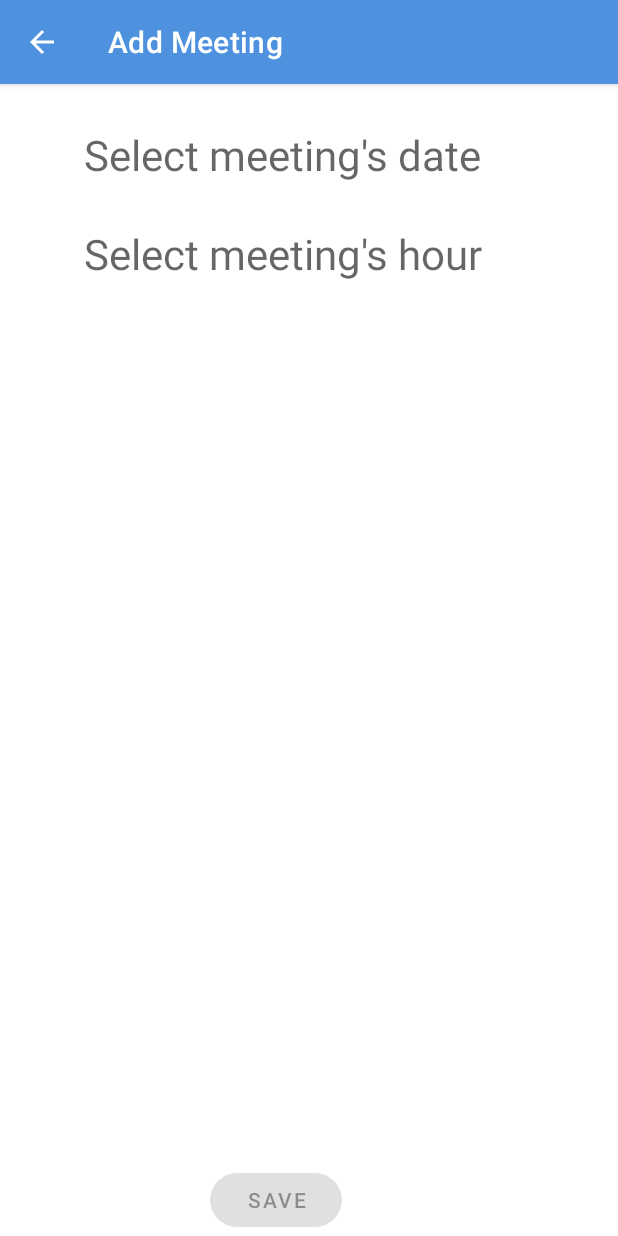
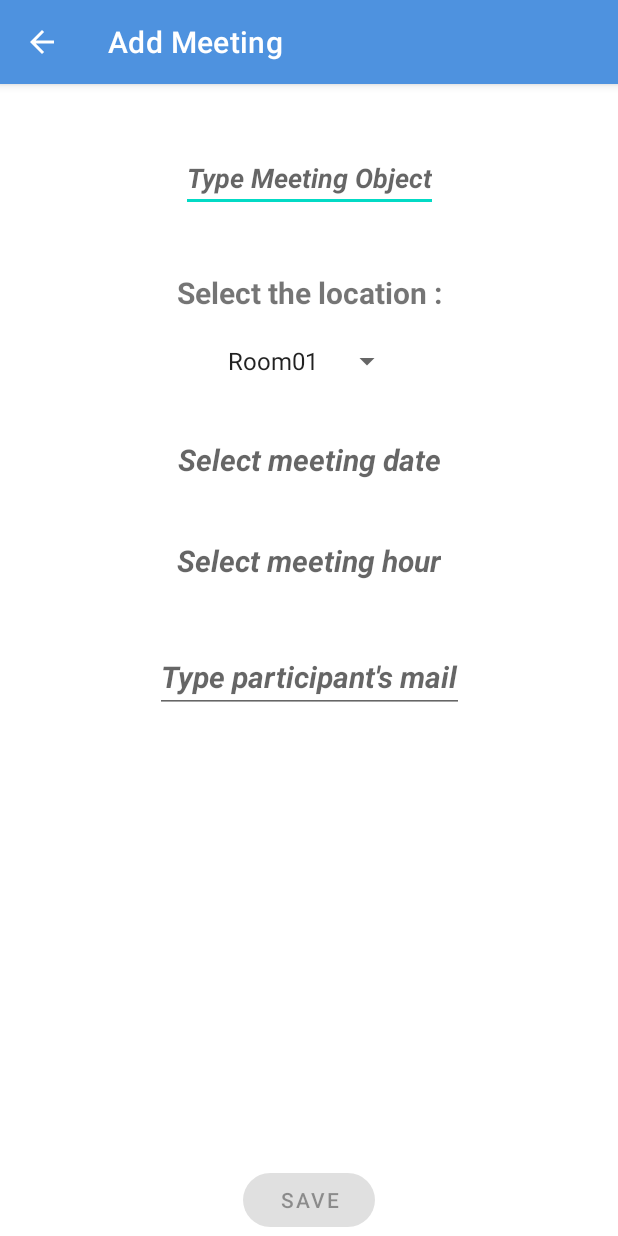
Before and after one commit to Strickle/MaReu, an Android app: the AddMeetingActivity screen opened directly, with no data from a screen before it, on a phone screen of 412 x 824 dp. Run offline under Robolectric (Android 15) with nearby library versions, the phone set to English and light mode, and no system bars.

Commit message:
add timepicker dialog

```diff
--- a/app/src/main/java/com/nounapps/mareu/service/DummyMeetingGenerator.java
+++ b/app/src/main/java/com/nounapps/mareu/service/DummyMeetingGenerator.java
@@ -7,6 +7,8 @@ import java.util.Date;
 import java.util.List;
 
 public abstract class DummyMeetingGenerator {
+
+
     public static List<Meeting> getDummyMeetings() {
         return DUMMY_MEETINGS;
     }
--- a/app/src/main/java/com/nounapps/mareu/ui/meeting_list/AddMeetingActivity.java
+++ b/app/src/main/java/com/nounapps/mareu/ui/meeting_list/AddMeetingActivity.java
@@ -2,26 +2,37 @@ package com.nounapps.mareu.ui.meeting_list;
 
 import androidx.appcompat.app.AppCompatActivity;
 import android.app.DatePickerDialog;
+import android.app.TimePickerDialog;
 import android.graphics.Color;
 import android.graphics.drawable.ColorDrawable;
 import android.os.Bundle;
+import android.renderscript.ScriptGroup;
 import android.view.View;
+import android.widget.ArrayAdapter;
 import android.widget.DatePicker;
+import android.widget.Spinner;
+import android.widget.TimePicker;
 
+import com.nounapps.mareu.R;
 import com.nounapps.mareu.databinding.ActivityAddMeetingBinding;
+import com.nounapps.mareu.model.Meeting;
+import com.nounapps.mareu.service.MeetingApiService;
+
+import java.sql.Time;
 import java.util.Calendar;
-
+import java.util.Timer;
 
 
 public class AddMeetingActivity extends AppCompatActivity {
 
 
+    private ActivityAddMeetingBinding binding;
+    private MeetingApiService mMeetingApiService;
 
-    private ActivityAddMeetingBinding binding;
+    private DatePickerDialog.OnDateSetListener onDateSetListener;
+    private TimePickerDialog.OnTimeSetListener onTimeSetListener;
 
 
-    private DatePickerDialog.OnDateSetListener onDateSetListener;
-    private DatePickerDialog.OnDateSetListener onHourSetListener;
 
     @Override
     protected void onCreate(Bundle savedInstanceState) {
@@ -30,7 +41,18 @@ public class AddMeetingActivity extends AppCompatActivity {
         setContentView(binding.getRoot());
         getSupportActionBar().setDisplayHomeAsUpEnabled(true);
 
-        binding.tvDate.setOnClickListener(new View.OnClickListener() {
+
+        /** Array Adapter **/
+        Spinner spinner = (Spinner) findViewById(R.id.sMeetingRoom);
+// Create an ArrayAdapter using the string array and a default spinner layout
+        ArrayAdapter<CharSequence> adapter = ArrayAdapter.createFromResource(this,
+                R.array.meetings_room_array, android.R.layout.simple_spinner_item);
+// Specify the layout to use when the list of choices appears
+        adapter.setDropDownViewResource(android.R.layout.simple_spinner_dropdown_item);
+// Apply the adapter to the spinner
+        spinner.setAdapter(adapter);
+
+        binding.tvMeetingDate.setOnClickListener(new View.OnClickListener() {
             @Override
             public void onClick(View v) {
                 Calendar cal = Calendar.getInstance();
@@ -42,22 +64,26 @@ public class AddMeetingActivity extends AppCompatActivity {
                         AddMeetingActivity.this,
                         android.R.style.Theme_Holo_Light_Dialog_MinWidth,
                         onDateSetListener,
-                        year,month,day);
+                        year, month, day);
                 datePickerDialog.getWindow().setBackgroundDrawable(new ColorDrawable(Color.TRANSPARENT));
                 datePickerDialog.show();
-
-//                onDateSetListener = new DatePickerDialog.OnDateSetListener() {
-//                    @Override
-//                    public void onDateSet(DatePicker view, int year, int month, int dayOfMonth) {
-//
-//                    }
-//                }
-
-
             }
         });
+        binding.tvMeetingHour.setOnClickListener(new View.OnClickListener() {
+            @Override
+            public void onClick(View v) {
+                Calendar cal = Calendar.getInstance();
+                int hour = cal.get(Calendar.HOUR);
+                int minute = cal.get(Calendar.MINUTE);
 
-
-
+                TimePickerDialog timePickerDialog = new TimePickerDialog(
+                        AddMeetingActivity.this,
+                        android.R.style.Theme_Holo_Light_Dialog_MinWidth,
+                        onTimeSetListener,
+                        hour,minute,true);
+                timePickerDialog.getWindow().setBackgroundDrawable(new ColorDrawable(Color.TRANSPARENT));
+                timePickerDialog.show();
+            }
+        });
     }
 }
--- a/app/src/main/res/layout/activity_add_meeting.xml
+++ b/app/src/main/res/layout/activity_add_meeting.xml
@@ -6,41 +6,91 @@
     android:layout_height="match_parent"
     tools:context=".ui.meeting_list.AddMeetingActivity">
 
-    <TextView
-        android:id="@+id/tvDate"
+    <EditText
+        android:id="@+id/tvObject"
         android:layout_width="wrap_content"
         android:layout_height="wrap_content"
-        android:layout_marginHorizontal="56dp"
-        android:layout_marginTop="28dp"
-        android:textSize="28dp"
-        android:hint="Select meeting's date"
+        android:layout_marginTop="40dp"
+        android:hint="Type Meeting Object"
+        android:textStyle="italic|bold"
+        app:layout_constraintEnd_toEndOf="parent"
         app:layout_constraintStart_toStartOf="parent"
         app:layout_constraintTop_toTopOf="parent">
+    </EditText>
+
+    <TextView
+        android:id="@+id/tvSelectRoom"
+        android:layout_width="wrap_content"
+        android:layout_height="wrap_content"
+        android:layout_marginTop="40dp"
+        android:text="Select the location :"
+        android:textSize="20sp"
+        android:textStyle="bold"
+        app:layout_constraintEnd_toEndOf="@+id/tvObject"
+        app:layout_constraintStart_toStartOf="@+id/tvObject"
+        app:layout_constraintTop_toBottomOf="@+id/tvObject">
 
     </TextView>
 
-    <TextView
-        android:id="@+id/tvHour"
+    <Spinner
+        android:id="@+id/sMeetingRoom"
         android:layout_width="wrap_content"
         android:layout_height="wrap_content"
-        android:layout_marginTop="28dp"
-        android:hint="Select meeting's hour"
-        android:textSize="28dp"
-        app:layout_constraintStart_toStartOf="@+id/tvDate"
-        app:layout_constraintTop_toBottomOf="@+id/tvDate">
+        android:layout_marginTop="20dp"
+        app:layout_constraintEnd_toEndOf="parent"
+        app:layout_constraintStart_toStartOf="parent"
+        app:layout_constraintTop_toBottomOf="@+id/tvSelectRoom">
 
+    </Spinner>
+
+    <TextView
+        android:id="@+id/tvMeetingDate"
+        android:layout_width="wrap_content"
+        android:layout_height="wrap_content"
+        android:layout_marginTop="40dp"
+        android:hint="Select meeting date"
+        android:textStyle="italic|bold"
+        android:textSize="20sp"
+        app:layout_constraintEnd_toEndOf="parent"
+        app:layout_constraintStart_toStartOf="parent"
+        app:layout_constraintTop_toBottomOf="@+id/sMeetingRoom">
     </TextView>
 
+    <TextView
+        android:id="@+id/tvMeetingHour"
+        android:layout_width="wrap_content"
+        android:layout_height="wrap_content"
+        android:layout_marginTop="40dp"
+        android:hint="Select meeting hour"
+        android:textStyle="italic|bold"
+        android:textSize="20sp"
+        app:layout_constraintEnd_toEndOf="parent"
+        app:layout_constraintStart_toStartOf="parent"
+        app:layout_constraintTop_toBottomOf="@+id/tvMeetingDate">
+    </TextView>
+
+    <EditText
+        android:id="@+id/tvParticipants"
+        android:layout_width="wrap_content"
+        android:layout_height="wrap_content"
+        android:layout_marginTop="40dp"
+        android:hint="Type participant's mail"
+        android:textSize="20sp"
+        android:textStyle="italic|bold"
+        app:layout_constraintEnd_toEndOf="parent"
+        app:layout_constraintStart_toStartOf="parent"
+        app:layout_constraintTop_toBottomOf="@+id/tvMeetingHour">
+
+    </EditText>
     <com.google.android.material.button.MaterialButton
         android:id="@+id/create"
         style="@style/Widget.MaterialComponents.Button"
         android:layout_width="wrap_content"
         android:layout_height="wrap_content"
-        android:layout_marginStart="140dp"
         android:enabled="false"
         android:text="Save"
         app:cornerRadius="20dp"
         app:layout_constraintBottom_toBottomOf="parent"
+        app:layout_constraintEnd_toEndOf="parent"
         app:layout_constraintStart_toStartOf="parent" />
-
 </androidx.constraintlayout.widget.ConstraintLayout>
--- a/app/src/main/res/layout/activity_list_item.xml
+++ b/app/src/main/res/layout/activity_list_item.xml
@@ -21,13 +21,13 @@
         android:layout_width="0dp"
         android:layout_height="wrap_content"
         android:layout_marginStart="12dp"
-        android:layout_marginEnd="12dp"
         android:maxLines="1"
         android:text="Réunion A - 14h00 - Peach"
         android:textColor="@color/black"
         android:textSize="14sp"
         android:textStyle="bold"
         app:layout_constraintBottom_toTopOf="@id/tv_participants"
+        app:layout_constraintEnd_toStartOf="@+id/item_list_delete_button"
         app:layout_constraintStart_toEndOf="@id/item_list_color_circle"
         app:layout_constraintTop_toTopOf="@+id/item_list_delete_button" />
 
@@ -36,11 +36,11 @@
         android:layout_width="0dp"
         android:layout_height="wrap_content"
         android:layout_marginStart="12dp"
-        android:layout_marginEnd="12dp"
         android:maxLines="1"
         android:text="maxime@lamzone.com, alex@lamzon.com"
         android:textSize="14sp"
         app:layout_constraintBottom_toBottomOf="@+id/item_list_delete_button"
+        app:layout_constraintEnd_toStartOf="@+id/item_list_delete_button"
         app:layout_constraintStart_toEndOf="@id/item_list_color_circle"
         app:layout_constraintTop_toBottomOf="@id/tv_meeting" />
 
--- a/app/src/main/res/layout/activity_list_meeting.xml
+++ b/app/src/main/res/layout/activity_list_meeting.xml
@@ -18,7 +18,7 @@
 
 
     <com.google.android.material.floatingactionbutton.FloatingActionButton
-        android:id="@+id/add_neighbour"
+        android:id="@+id/add_meeting"
         android:layout_width="wrap_content"
         android:layout_height="wrap_content"
         android:layout_gravity="end|bottom"
--- a/app/src/main/res/menu/my_menu.xml
+++ b/app/src/main/res/menu/my_menu.xml
@@ -2,8 +2,9 @@
 <menu xmlns:android="http://schemas.android.com/apk/res/android"
     xmlns:app="http://schemas.android.com/apk/res-auto">
     <item
+        android:id="@+id/filter"
         android:title="Filter"
-        android:id="@+id/filter"
         android:icon="@drawable/ic_baseline_filter_list_24"
-        app:showAsAction="ifRoom"/>
+        app:showAsAction="ifRoom|collapseActionView"
+        app:actionViewClass="androidx.appcompat.widget.SearchView"/>
     </menu>
--- a/app/src/main/res/values/strings.xml
+++ b/app/src/main/res/values/strings.xml
@@ -4,7 +4,7 @@
     <string name="basket">delete_icon</string>
 
 
-    <string-array name="meetings_room">
+    <string-array name="meetings_room_array">
         <item>Room01</item>
         <item>Room02</item>
         <item>Room03</item>
```
Also changed, not shown: app/src/main/java/com/nounapps/mareu/model/Meeting.java (+14 -14 lines), app/src/main/java/com/nounapps/mareu/service/DummyMeetingApiService.java (added, +26 -0 lines), app/src/main/java/com/nounapps/mareu/ui/meeting_list/MeetingListActivity.java (+46 -1 lines), app/src/main/java/com/nounapps/mareu/ui/meeting_list/MyListMeetingRecyclerViewAdapter.java (+28 -9 lines).
